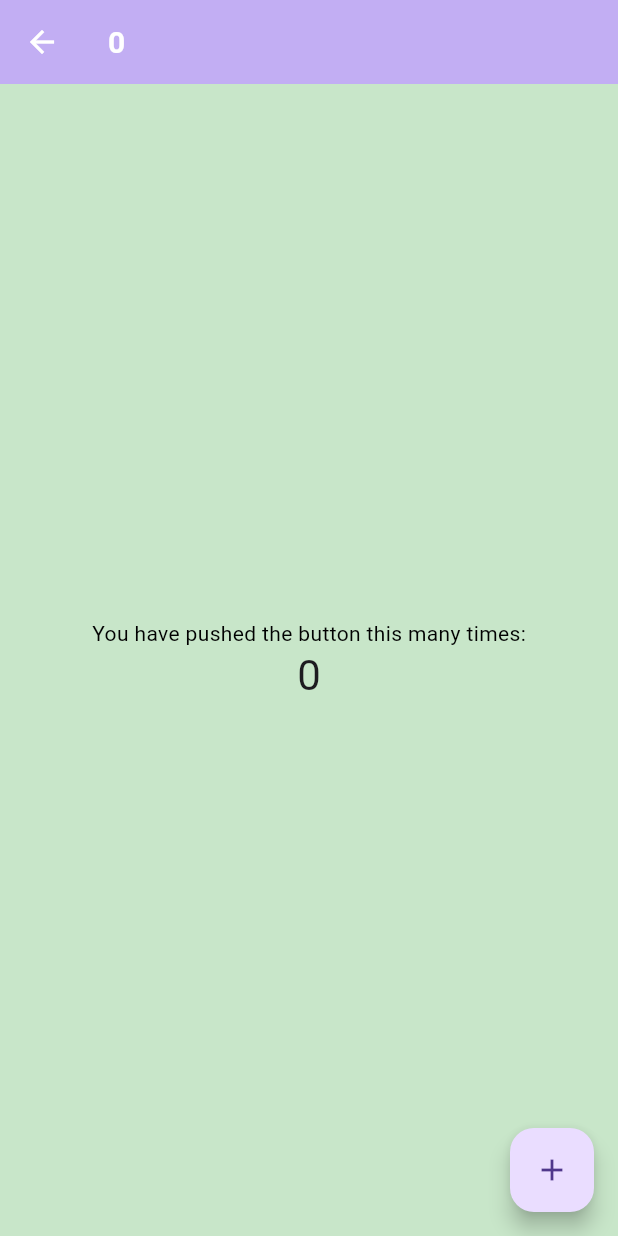
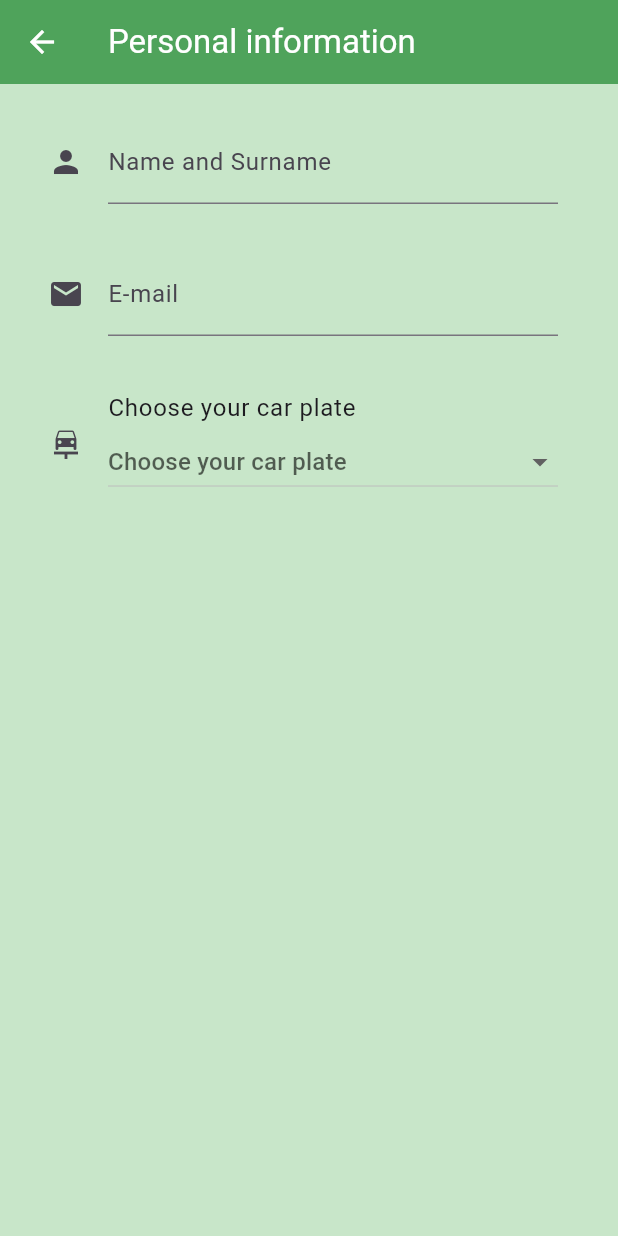
Before and after one commit to OpenParkProject/OPP-frontend, a Flutter app: the MyDrawer widget shown alone on an empty page, opened directly, after a tap on "Settings", on a phone screen of 412 x 824 dp. Run offline on Flutter 3.47's test engine with Material 3 defaults, Android fonts, the phone set to English and light mode, and no system bars; our stand-ins replace camera, geolocator, sqflite; missing offline and left inert: google_ml_kit, opp_api_client; accounts and stored records are empty.

Commit message:
Second version of prototype

```diff
--- a/lib/main.dart
+++ b/lib/main.dart
@@ -1,4 +1,6 @@
 import 'package:flutter/material.dart';
+import 'package:plate_ocr/login.dart';
+import 'package:plate_ocr/register.dart';
 import 'license_plate.dart';
 import 'package:provider/provider.dart';
 import 'theme_notifier.dart';
@@ -101,7 +103,7 @@ class _HomePageState extends State<HomePage> {
                           onPressed: () {
                             Navigator.push(
                               context,
-                              MaterialPageRoute(builder: (context) => PlateScannerScreen()),
+                              MaterialPageRoute(builder: (context) => LoginPage()),
                             );
                           },
                           child: const Text('Login'),
@@ -123,7 +125,7 @@ class _HomePageState extends State<HomePage> {
                           onPressed: () {
                             Navigator.push(
                               context,
-                              MaterialPageRoute(builder: (context) => PlateScannerScreen()),
+                              MaterialPageRoute(builder: (context) => RegistrationPage()),
                             );
                           },
                           child: const Text('Register'),
--- a/lib/myDrawer.dart
+++ b/lib/myDrawer.dart
@@ -1,10 +1,12 @@
 // ignore_for_file: must_be_immutable
 
 import 'package:flutter/material.dart';
+import 'package:plate_ocr/payment.dart';
+import 'package:plate_ocr/settings.dart';
 import 'package:plate_ocr/theme_notifier.dart';
 import 'license_plate.dart';
 import 'main.dart';
-import 'package:google_fonts/google_fonts.dart';
+//import 'package:google_fonts/google_fonts.dart';
 import 'package:provider/provider.dart';
 
 class MyDrawer extends StatelessWidget {
@@ -30,7 +32,7 @@ class MyDrawer extends StatelessWidget {
           ),
           ListTile(
             leading: CircleAvatar(
-              child: Icon(Icons.monitor, color: Theme.of(context).iconTheme.color),
+              child: Icon(Icons.car_crash, color: Theme.of(context).iconTheme.color),
             ),
             title: Text("Car's data",
                 style: Theme.of(context).textTheme.bodyLarge?.copyWith(
@@ -40,7 +42,7 @@ class MyDrawer extends StatelessWidget {
               Navigator.pushReplacement(
                 context,
                 MaterialPageRoute(
-                  builder: (context) => Counter(title: "0"),
+                  builder: (context) => ParkingPaymentPage(),
                 ),
               );
             },
@@ -57,7 +59,7 @@ class MyDrawer extends StatelessWidget {
             onTap: () {
               Navigator.pushReplacement(
                 context,
-                MaterialPageRoute(builder: (context) => Counter(title: "0")),
+                MaterialPageRoute(builder: (context) => UserProfilePage()),
               );
             },
           ),
@@ -73,7 +75,7 @@ class MyDrawer extends StatelessWidget {
             onTap: () {
               Navigator.pushReplacement(
                 context,
-                MaterialPageRoute(builder: (context) => Counter(title: "0")),
+                MaterialPageRoute(builder: (context) => HomePage()),
               );
             },
           ),
--- /dev/null
+++ b/lib/settings.dart
@@ -0,0 +1,98 @@
+import 'package:flutter/material.dart';
+
+
+class UserProfilePage extends StatefulWidget {
+  const UserProfilePage({super.key});
+
+  @override
+  _UserProfilePageState createState() => _UserProfilePageState();
+}
+
+class _UserProfilePageState extends State<UserProfilePage> {
+  final TextEditingController _nameController = TextEditingController();
+  final TextEditingController _emailController = TextEditingController();
+  String? _selectedPlate;
+
+  final List<String> _licensePlates = [
+    '粤A12345', '沪B67890', '京C54321', '川D98765', '浙E13579'
+  ];
+
+  @override
+  Widget build(BuildContext context) {
+    return Scaffold(
+      appBar: AppBar(
+        title: Text('Personal information'),
+      ),
+      body: Padding(
+        padding: EdgeInsets.all(16.0),
+        child: ListView(
+          children: [
+            ListTile(
+              leading: Icon(Icons.person),
+              title: TextField(
+                controller: _nameController,
+                decoration: InputDecoration(labelText: 'Name and Surname'),
+              ),
+            ),
+            SizedBox(height: 16),
+            ListTile(
+              leading: Icon(Icons.email),
+              title: TextField(
+              controller: _emailController,
+              decoration: InputDecoration(labelText: 'E-mail'),
+              keyboardType: TextInputType.emailAddress,
+              ),
+            ),
+            SizedBox(height: 20),
+            ListTile(
+              leading: Icon(Icons.car_repair),
+              title: Text('Choose your car plate'),
+              subtitle:DropdownButton<String>(
+                value: _selectedPlate,
+                hint: Text('Choose your car plate'),
+                isExpanded: true,
+                items: _licensePlates.map((plate) {
+                  return DropdownMenuItem(
+                    value: plate,
+                    child: Text(plate),
+                  );
+                }).toList(),
+                onChanged: (String? newValue) {
+                  setState(() {
+                    _selectedPlate = newValue;
+                  });
+                },
+              ),
+            ),
+
+            SizedBox(height: 480),
+            ElevatedButton(
+              onPressed: () {
+                showDialog(
+                  context: context,
+                  builder: (context) {
+                    return AlertDialog(
+                      title: Text('Save'),
+                      content: Text(
+                        'Name and Surname: ${_nameController.text}\nE-mail: ${_emailController.text}\nCar Plate: ${_selectedPlate ?? '未选择'}',
+                      ),
+                      actions: [
+                        TextButton(
+                          onPressed: () {
+                            Navigator.of(context).pop();
+                          },
+                          child: Text('Confirm'),
+                        ),
+                      ],
+                    );
+                  },
+                );
+              },
+              child: Text('save'),
+            ),
+          ],
+        ),
+      ),
+    );
+  }
+}
--- a/lib/theme.dart
+++ b/lib/theme.dart
@@ -1,6 +1,6 @@
 // lib/theme.dart
 import 'package:flutter/material.dart';
-import 'package:google_fonts/google_fonts.dart';
+//import 'package:google_fonts/google_fonts.dart';
 
 class AppThemes {
   static final ThemeData lightTheme = ThemeData(
@@ -12,19 +12,19 @@ class AppThemes {
       backgroundColor: Colors.green,
       foregroundColor: Colors.white,
       elevation: 10.0,
-      titleTextStyle: GoogleFonts.roboto(
+      /*titleTextStyle: GoogleFonts.roboto(
         color: Colors.white,
         fontSize: 20.0,
         fontWeight: FontWeight.bold,
-      ),
+      ),*/
     ),
     cardColor: Colors.white,
     iconTheme: const IconThemeData(color: Colors.green),
-    textTheme: TextTheme(
+    /*textTheme: TextTheme(
       bodySmall: GoogleFonts.roboto(color: Colors.black),
       bodyMedium: GoogleFonts.roboto(color: Colors.black),
       headlineSmall: GoogleFonts.roboto(color: Colors.black, fontWeight: FontWeight.bold, fontSize: 18.0),
-    ),
+    ),*/
   );
 
   static final ThemeData darkTheme = ThemeData(
@@ -36,18 +36,18 @@ class AppThemes {
       backgroundColor: Colors.grey,
       foregroundColor: Colors.white,
       elevation: 10.0,
-      titleTextStyle: GoogleFonts.roboto(
+      /*titleTextStyle: GoogleFonts.roboto(
         color: Colors.white,
         fontSize: 20.0,
         fontWeight: FontWeight.bold,
-      ),
+      ),*/
     ),
     cardColor: Colors.grey[800],
     iconTheme: const IconThemeData(color: Colors.teal),
-    textTheme: TextTheme(
+    /*textTheme: TextTheme(
       bodySmall: GoogleFonts.roboto(color: Colors.white),
       bodyMedium: GoogleFonts.roboto(color: Colors.white),
       headlineSmall: GoogleFonts.roboto(color: Colors.white, fontWeight: FontWeight.bold, fontSize: 18.0),
-    ),
+    ),*/
   );
 }
--- a/pubspec.yaml
+++ b/pubspec.yaml
@@ -34,9 +34,10 @@ dependencies:
   path_provider: ^2.1.5
   camera: ^0.11.1
   google_ml_kit: ^0.20.0
-  google_fonts: ^6.2.1
   provider: ^6.1.2
   geolocator: ^13.0.3
+  google_maps_flutter: ^2.12.0
+  google_maps_webservice: ^0.0.19
   # The following adds the Cupertino Icons font to your application.
   # Use with the CupertinoIcons class for iOS style icons.
   cupertino_icons: ^1.0.8
```
Also changed, not shown: lib/login.dart (added, +97 -0 lines), lib/payment.dart (+41 -35 lines), lib/register.dart (added, +158 -0 lines), pubspec.lock.
